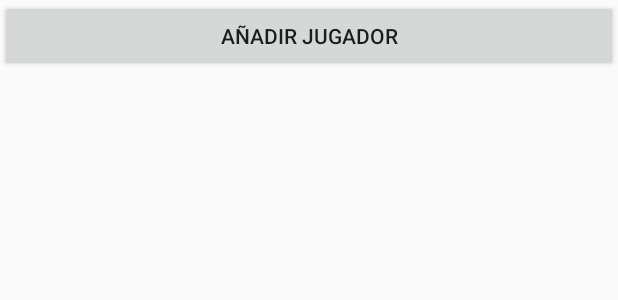
After one commit to RBarrancoAntunez/FutbolSala, an Android app: the layout players_list.xml on its own in the app's theme, with its tools: preview values and no code run, on a phone screen of 412 x 824 dp. The commit adds this screen. Shown: the top 300 px of the screen. Run offline under Robolectric (Android 15) with nearby library versions, the phone set to English and light mode, and no system bars.

Commit message:
Intento (fallido) de ReciclerView

```diff
--- a/app/build.gradle
+++ b/app/build.gradle
@@ -29,6 +29,8 @@ dependencies {
 
     implementation 'androidx.appcompat:appcompat:1.0.2'
     implementation 'androidx.constraintlayout:constraintlayout:1.1.3'
+    implementation 'androidx.recyclerview:recyclerview:1.0.0'
+    implementation 'com.squareup.okhttp3:okhttp:4.1.0'
     testImplementation 'junit:junit:4.12'
     androidTestImplementation 'androidx.test.ext:junit:1.1.1'
     androidTestImplementation 'androidx.test.espresso:espresso-core:3.2.0'
--- a/app/src/main/AndroidManifest.xml
+++ b/app/src/main/AndroidManifest.xml
@@ -1,7 +1,9 @@
 <?xml version="1.0" encoding="utf-8"?>
 <manifest xmlns:android="http://schemas.android.com/apk/res/android"
     package="net.yureisd.futbolsala">
-    <uses-permission android:name="android.permission.INTERNET"/>
+
+    <uses-permission android:name="android.permission.INTERNET" />
+
     <application
         android:allowBackup="true"
         android:icon="@mipmap/ic_launcher"
@@ -9,6 +11,7 @@
         android:roundIcon="@mipmap/ic_launcher_round"
         android:supportsRtl="true"
         android:theme="@style/AppTheme">
+        <activity android:name=".PlayersListActivity"></activity>
         <activity android:name=".MainActivity">
             <intent-filter>
                 <action android:name="android.intent.action.MAIN" />
--- /dev/null
+++ b/app/src/main/res/layout/players_list.xml
@@ -0,0 +1,27 @@
+<?xml version="1.0" encoding="utf-8"?>
+<androidx.constraintlayout.widget.ConstraintLayout xmlns:android="http://schemas.android.com/apk/res/android"
+    xmlns:tools="http://schemas.android.com/tools"
+    android:id="@+id/constraintLayout"
+    android:layout_width="match_parent"
+    android:layout_height="match_parent"
+    tools:context=".PlayersListActivity">
+
+    <LinearLayout
+        android:layout_width="match_parent"
+        android:layout_height="match_parent"
+        android:orientation="vertical">
+
+        <androidx.recyclerview.widget.RecyclerView
+            android:id="@+id/rvPlayersList"
+            android:layout_width="match_parent"
+            android:layout_height="wrap_content">
+
+        </androidx.recyclerview.widget.RecyclerView>
+
+        <Button
+            android:id="@+id/btnAddPlayer"
+            android:layout_width="match_parent"
+            android:layout_height="wrap_content"
+            android:text="@string/btnAddPlayerText" />
+    </LinearLayout>
+</androidx.constraintlayout.widget.ConstraintLayout>
--- a/app/src/main/res/values/strings.xml
+++ b/app/src/main/res/values/strings.xml
@@ -4,4 +4,5 @@
     <string name="btnMatchesText">Partidos</string>
     <string name="btnAddMatchText">Añadir Partido</string>
     <string name="btnReportsText">Listados</string>
+    <string name="btnAddPlayerText">Añadir jugador</string>
 </resources>
```
Also changed, not shown: app/src/main/java/net/yureisd/futbolsala/MainActivity.java (+19 -0 lines), app/src/main/java/net/yureisd/futbolsala/Player.java (added, +57 -0 lines), app/src/main/java/net/yureisd/futbolsala/PlayerAdapter.java (added, +56 -0 lines), app/src/main/java/net/yureisd/futbolsala/PlayersListActivity.java (added, +95 -0 lines), app/src/main/res/layout/player_card.xml (added, +23 -0 lines), app/src/main/res/drawable/playing.png (added), 1 other file.
